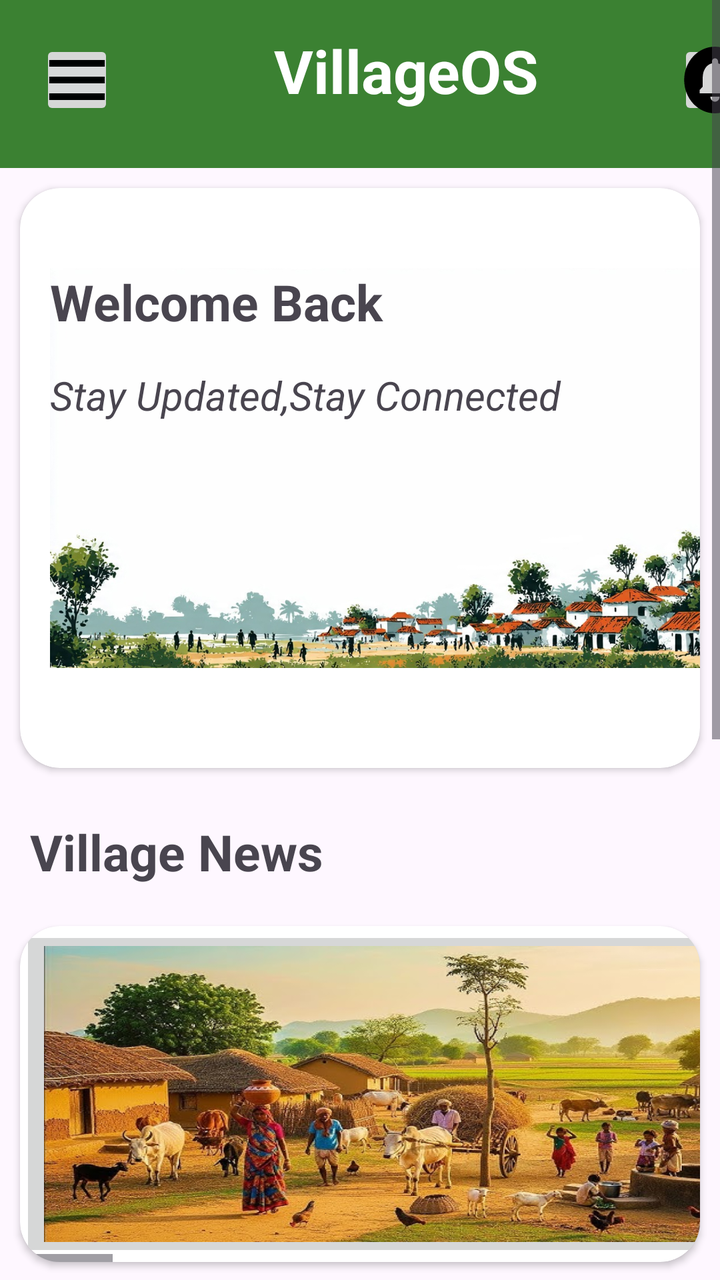
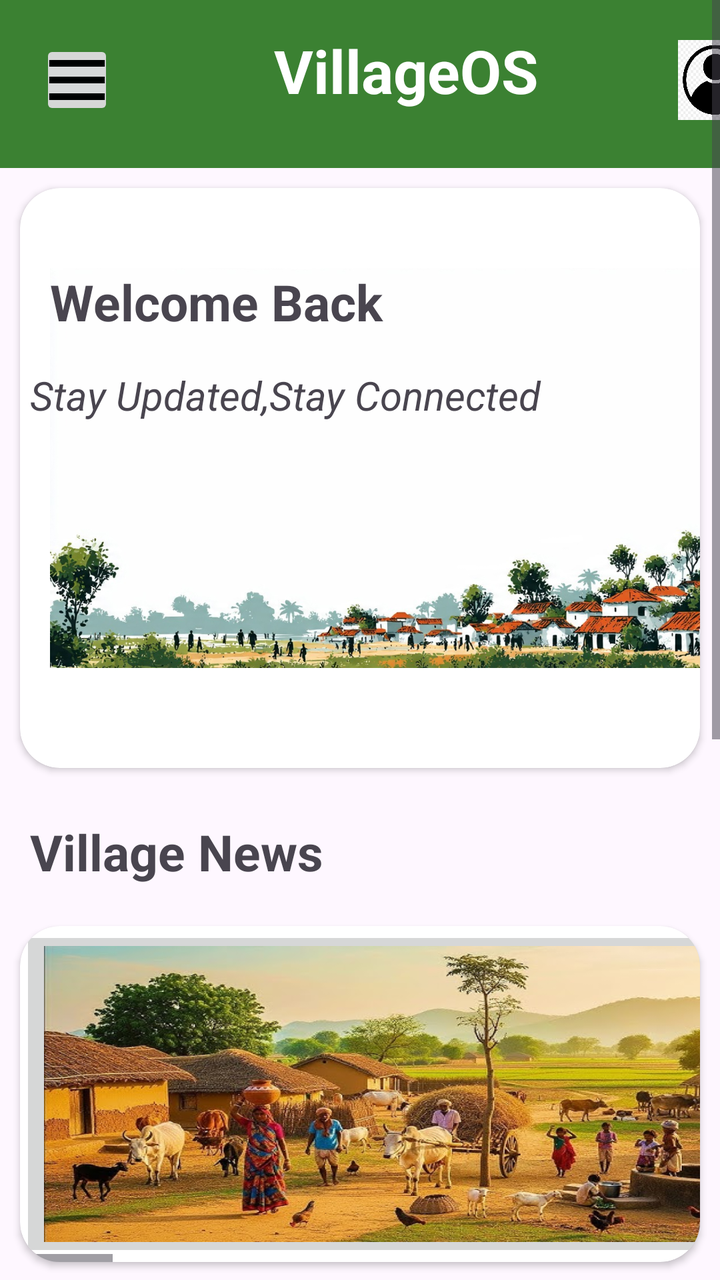

The first picture is an Android layout as it rendered before a commit; the second is the same layout after the commit. The layout source and the unified diff follow.
<!-- AndroidManifest.xml: application theme Theme.VillageOS -->
<!-- res/layout/activity_homepage1.xml -->
<?xml version="1.0" encoding="utf-8"?>
<ScrollView android:layout_width="match_parent"
    android:layout_height="match_parent"
    xmlns:android="http://schemas.android.com/apk/res/android"
    xmlns:app="http://schemas.android.com/apk/res-auto">

    <LinearLayout

        android:layout_width="match_parent"
        android:layout_height="match_parent"
        android:orientation="vertical">

        <LinearLayout
            android:layout_width="match_parent"
            android:layout_height="84dp"
            android:background="#3b8132"
            android:orientation="horizontal">

            <ImageButton
                android:layout_width="37dp"
                android:layout_height="40dp"
                android:layout_marginLeft="20dp"
                android:layout_marginTop="20dp"
                android:paddingLeft="0dp"
                android:paddingTop="0dp"
                android:paddingRight="0dp"
                android:paddingBottom="0dp"
                android:scaleType="fitXY"
                android:src="@drawable/baseline_menu_24">

            </ImageButton>

            <TextView
                android:layout_width="wrap_content"
                android:layout_height="wrap_content"
                android:layout_marginLeft="80dp"
                android:layout_marginTop="15dp"
                android:text="VillageOS"
                android:textColor="#ffffff"
                android:textSize="30dp"
                android:textStyle="bold">

            </TextView>

            <ImageButton
                android:layout_width="37dp"
                android:layout_height="40dp"
                android:layout_marginLeft="70dp"
                android:layout_marginTop="20dp"
                android:paddingLeft="0dp"
                android:paddingTop="0dp"
                android:paddingRight="0dp"
                android:paddingBottom="0dp"
                android:scaleType="fitXY"
                android:src="@drawable/baseline_circle_notifications_24">


            </ImageButton>
        </LinearLayout>

        <androidx.cardview.widget.CardView
            android:layout_width="match_parent"
            android:layout_height="wrap_content"
            android:layout_margin="10dp"
            app:cardCornerRadius="20dp">

            <LinearLayout
                android:layout_width="match_parent"
                android:layout_height="wrap_content"
                android:orientation="vertical"
                >

                <TextView
                    android:layout_width="380dp"
                    android:layout_height="200dp"
                    android:layout_marginLeft="15dp"
                    android:layout_marginTop="40dp"
                    android:background="@drawable/village"
                    android:text="Welcome Back"
                    android:textAlignment="gravity"
                    android:textSize="25dp"
                    android:textStyle="bold">

                </TextView>

            </LinearLayout>

            <LinearLayout
                android:layout_width="match_parent"
                android:layout_height="wrap_content"
                android:orientation="vertical"
                >

                <TextView
                    android:layout_width="380dp"
                    android:layout_height="200dp"
                    android:layout_marginLeft="15dp"
                    android:layout_marginTop="90dp"
                    android:text="Stay Updated,Stay Connected"
                    android:textSize="20dp"
                    android:textStyle="italic">

                </TextView>

            </LinearLayout>


        </androidx.cardview.widget.CardView>


        <LinearLayout
            android:layout_width="match_parent"
            android:layout_height="wrap_content"
            android:orientation="horizontal"
            >

            <TextView
                android:layout_width="wrap_content"
                android:layout_height="44dp"
                android:layout_marginLeft="15dp"
                android:layout_marginTop="15dp"
                android:text="Village News"
                android:textStyle="bold"
                android:textAlignment="gravity"
                android:textSize="25dp">

            </TextView>

        </LinearLayout>

        <androidx.cardview.widget.CardView
            android:layout_width="match_parent"
            android:layout_height="wrap_content"
            android:layout_margin="10dp"
            app:cardCornerRadius="20dp">

            <HorizontalScrollView
                android:layout_width="match_parent"
                android:layout_height="wrap_content">

                <LinearLayout
                    android:layout_width="match_parent"
                    android:layout_height="wrap_content"
                    android:orientation="horizontal">

                    <ImageButton
                        android:layout_width="416dp"
                        android:layout_height="match_parent"
                        android:scaleType="fitXY"
                        android:src="@drawable/img_2">

                    </ImageButton>

                    <ImageButton
                        android:layout_width="416dp"
                        android:layout_height="wrap_content"
                        android:scaleType="fitXY"
                        android:src="@drawable/scholarship">

                    </ImageButton>

                    <ImageButton
                        android:layout_width="416dp"
                        android:layout_height="167dp"
                        android:scaleType="fitXY"
                        android:src="@drawable/scholarship1">

                    </ImageButton>

                    <ImageButton
                        android:layout_width="416dp"
                        android:layout_height="wrap_content"
                        android:scaleType="fitXY"
                        android:src="@drawable/education">

                    </ImageButton>

                    <ImageButton
                        android:layout_width="416dp"
                        android:layout_height="wrap_content"
                        android:scaleType="fitXY"
                        android:src="@drawable/farmer">

                    </ImageButton>

                    <ImageButton
                        android:layout_width="416dp"
                        android:layout_height="wrap_content"
                        android:scaleType="fitXY"
                        android:src="@drawable/farmer">

                    </ImageButton>

                </LinearLayout>

            </HorizontalScrollView>


        </androidx.cardview.widget.CardView>





        <androidx.cardview.widget.CardView
            android:layout_width="match_parent"
            android:layout_height="wrap_content"
            android:layout_margin="10dp"
            app:cardCornerRadius="20dp"
            >

            <RelativeLayout
                android:layout_width="match_parent"
                android:layout_height="447dp">

                <TextView
                    android:id="@+id/qs"
                    android:layout_width="wrap_content"
                    android:layout_height="44dp"
                    android:layout_marginLeft="15dp"
                    android:layout_marginTop="15dp"
                    android:layout_span="3"
                    android:text="Quick Services"
                    android:textAlignment="gravity"
                    android:textSize="23dp"
                    android:textStyle="bold">

                </TextView>

                <ImageButton
                    android:id="@+id/ib1"
                    android:layout_width="120dp"
                    android:layout_height="120dp"
                    android:layout_below="@id/qs"
                    android:layout_marginLeft="10dp"
                    android:scaleType="fitXY"
                    android:src="@drawable/governscheme">

                </ImageButton>

                <ImageButton
                    android:id="@+id/ib2"
                    android:layout_width="120dp"
                    android:layout_height="120dp"
                    android:layout_below="@id/qs"
                    android:layout_marginLeft="10dp"
                    android:layout_marginTop="-4dp"
                    android:layout_toRightOf="@id/ib1"
                    android:scaleType="fitXY"
                    android:src="@drawable/event1">

                </ImageButton>

                <ImageButton
                    android:id="@+id/ib3"
                    android:layout_width="120dp"
                    android:layout_height="120dp"
                    android:layout_below="@id/qs"
                    android:layout_marginLeft="10dp"
                    android:layout_marginTop="-4dp"
                    android:layout_toRightOf="@id/ib2"
                    android:scaleType="fitXY"
                    android:src="@drawable/emengency">

                </ImageButton>

                <ImageButton
                    android:id="@+id/ib4"
                    android:layout_width="120dp"
                    android:layout_height="120dp"
                    android:layout_below="@id/ib1"
                    android:layout_marginLeft="10dp"
                    android:layout_marginTop="10dp"
                    android:scaleType="fitXY"
                    android:src="@drawable/hospital1">

                </ImageButton>

                <ImageButton
                    android:id="@+id/ib5"
                    android:layout_width="120dp"
                    android:layout_height="120dp"
                    android:layout_below="@id/ib2"
                    android:layout_marginLeft="10dp"
                    android:layout_marginTop="10dp"
                    android:layout_toRightOf="@id/ib4"
                    android:scaleType="fitXY"
                    android:src="@drawable/noticeboard">

                </ImageButton>

                <ImageButton
                    android:id="@+id/ib6"
                    android:layout_width="120dp"
                    android:layout_height="120dp"
                    android:layout_below="@id/ib3"
                    android:layout_marginLeft="10dp"
                    android:layout_marginTop="10dp"
                    android:layout_toRightOf="@id/ib5"
                    android:scaleType="fitXY"
                    android:src="@drawable/job">

                </ImageButton>

            </RelativeLayout>

        </androidx.cardview.widget.CardView>

    </LinearLayout>

</ScrollView>
<!-- resources referenced by this layout -->
<resources>
  <!-- drawable baseline_circle_notifications_24 (drawable) -->
  <vector xmlns:android="http://schemas.android.com/apk/res/android" android:autoMirrored="true" android:height="24dp" android:tint="#000000" android:viewportHeight="24" android:viewportWidth="24" android:width="24dp">
        
      <path android:fillColor="@android:color/white" android:pathData="M12,2C6.48,2 2,6.48 2,12s4.48,10 10,10 10,-4.48 10,-10S17.52,2 12,2zM12,18.5c-0.83,0 -1.5,-0.67 -1.5,-1.5h3c0,0.83 -0.67,1.5 -1.5,1.5zM17,16L7,16v-1l1,-1v-2.61C8,9.27 9.03,7.47 11,7v-0.5c0,-0.57 0.43,-1 1,-1s1,0.43 1,1L13,7c1.97,0.47 3,2.28 3,4.39L16,14l1,1v1z"/>
      
  </vector>
  <!-- drawable baseline_menu_24 (drawable) -->
  <vector xmlns:android="http://schemas.android.com/apk/res/android" android:height="24dp" android:tint="#000000" android:viewportHeight="24" android:viewportWidth="24" android:width="24dp">
        
      <path android:fillColor="@android:color/white" android:pathData="M3,18h18v-2L3,16v2zM3,13h18v-2L3,11v2zM3,6v2h18L21,6L3,6z"/>
      
  </vector>
  <!-- drawable education: jpg bitmap (drawable, 3727 bytes) -->
  <!-- drawable emengency: jpg bitmap (drawable, 5962 bytes) -->
  <!-- drawable event1: png bitmap (drawable, 4837 bytes) -->
  <!-- drawable farmer: jpg bitmap (drawable, 4789 bytes) -->
  <!-- drawable governscheme: jpg bitmap (drawable, 12513 bytes) -->
  <!-- drawable hospital1: jpg bitmap (drawable, 14342 bytes) -->
  <!-- drawable img_2: png bitmap (drawable, 657231 bytes) -->
  <!-- drawable job: jpeg bitmap (drawable, 5013 bytes) -->
  <!-- drawable noticeboard: png bitmap (drawable, 2391 bytes) -->
  <!-- drawable scholarship: jpg bitmap (drawable, 3462 bytes) -->
  <!-- drawable scholarship1: jpg bitmap (drawable, 11968 bytes) -->
  <!-- drawable village: jpeg bitmap (drawable, 155430 bytes) -->
  <style name="Theme.VillageOS" parent="Base.Theme.VillageOS" />
  <style name="Base.Theme.VillageOS" parent="Theme.Material3.DayNight.NoActionBar">
          
          
      </style>
</resources>

<!-- the commit's change to res/layout/activity_homepage1.xml (unified diff, before → after) -->
@@ -52,7 +52,8 @@
                 android:paddingRight="0dp"
                 android:paddingBottom="0dp"
                 android:scaleType="fitXY"
-                android:src="@drawable/baseline_circle_notifications_24">
+                android:id="@+id/btn12"
+                android:src="@drawable/img_4">
 
 
             </ImageButton>
@@ -94,7 +95,7 @@
                 <TextView
                     android:layout_width="380dp"
                     android:layout_height="200dp"
-                    android:layout_marginLeft="15dp"
+                    android:layout_marginLeft="5dp"
                     android:layout_marginTop="90dp"
                     android:text="Stay Updated,Stay Connected"
                     android:textSize="20dp"
@@ -232,7 +233,6 @@
                     android:layout_width="120dp"
                     android:layout_height="120dp"
                     android:layout_below="@id/qs"
-                    android:layout_marginLeft="10dp"
                     android:scaleType="fitXY"
                     android:src="@drawable/governscheme">
 
@@ -269,7 +269,6 @@
                     android:layout_width="120dp"
                     android:layout_height="120dp"
                     android:layout_below="@id/ib1"
-                    android:layout_marginLeft="10dp"
                     android:layout_marginTop="10dp"
                     android:scaleType="fitXY"
                     android:src="@drawable/hospital1">
<!-- resource entries referenced after the edit -->
@@ -1,11 +1,5 @@
 <!-- resources referenced by this layout -->
 <resources>
-  <!-- drawable baseline_circle_notifications_24 (drawable) -->
-  <vector xmlns:android="http://schemas.android.com/apk/res/android" android:autoMirrored="true" android:height="24dp" android:tint="#000000" android:viewportHeight="24" android:viewportWidth="24" android:width="24dp">
-        
-      <path android:fillColor="@android:color/white" android:pathData="M12,2C6.48,2 2,6.48 2,12s4.48,10 10,10 10,-4.48 10,-10S17.52,2 12,2zM12,18.5c-0.83,0 -1.5,-0.67 -1.5,-1.5h3c0,0.83 -0.67,1.5 -1.5,1.5zM17,16L7,16v-1l1,-1v-2.61C8,9.27 9.03,7.47 11,7v-0.5c0,-0.57 0.43,-1 1,-1s1,0.43 1,1L13,7c1.97,0.47 3,2.28 3,4.39L16,14l1,1v1z"/>
-      
-  </vector>
   <!-- drawable baseline_menu_24 (drawable) -->
   <vector xmlns:android="http://schemas.android.com/apk/res/android" android:height="24dp" android:tint="#000000" android:viewportHeight="24" android:viewportWidth="24" android:width="24dp">
         
@@ -19,6 +13,7 @@
   <!-- drawable governscheme: jpg bitmap (drawable, 12513 bytes) -->
   <!-- drawable hospital1: jpg bitmap (drawable, 14342 bytes) -->
   <!-- drawable img_2: png bitmap (drawable, 657231 bytes) -->
+  <!-- drawable img_4: png bitmap (drawable, 93666 bytes) -->
   <!-- drawable job: jpeg bitmap (drawable, 5013 bytes) -->
   <!-- drawable noticeboard: png bitmap (drawable, 2391 bytes) -->
   <!-- drawable scholarship: jpg bitmap (drawable, 3462 bytes) -->
